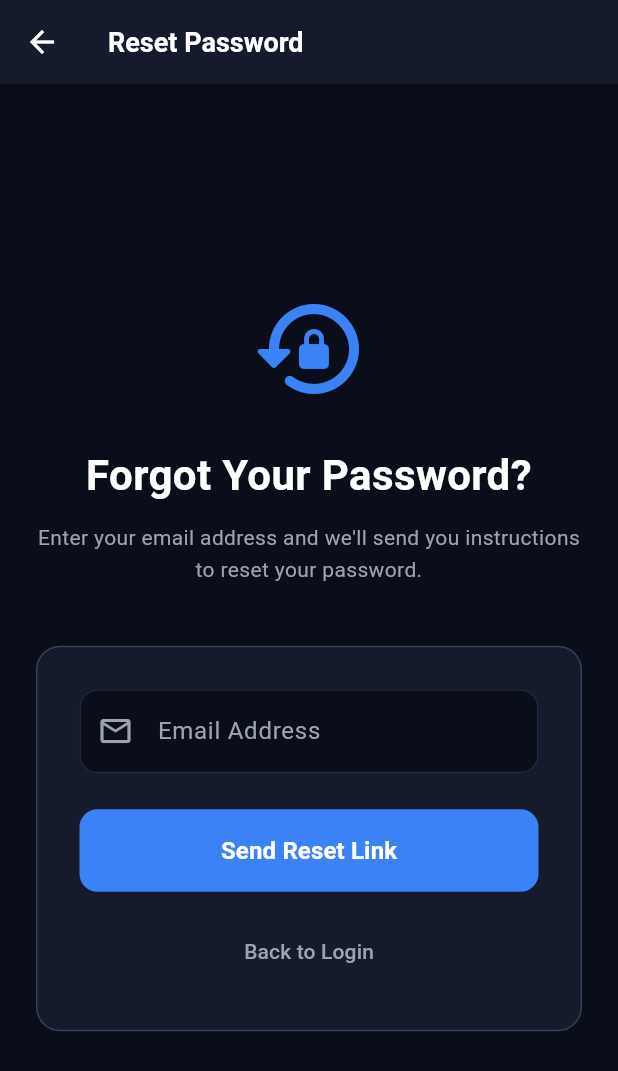
After one commit to TazeenEDil/WarehouseBot-App, a Flutter app: the screen it shows after launch, after a tap on "Forgot Password?", on a phone screen of 412 x 824 dp. The commit adds this screen. Shown: the top 1071 px of the screen. Run offline on Flutter 3.47's test engine with Material 3 defaults, Android fonts, the phone set to English and light mode, and no system bars; our stand-ins replace fl_chart, shared_preferences; network calls fail.

Commit message:
Design updations + forgot screen added

```diff
--- a/warehousebot_app/lib/screens/auth/loginScreen.dart
+++ b/warehousebot_app/lib/screens/auth/loginScreen.dart
@@ -5,6 +5,7 @@ import '../../widgets/bottom_navbar.dart';
 import '../../widgets/app_theme.dart';
 import '../../widgets/gradient_text.dart';
 import '../../widgets/custom_card.dart';
+import 'resetPasswordScreen.dart';
 
 class LoginScreen extends StatefulWidget {
   const LoginScreen({super.key});
@@ -158,8 +159,36 @@ class _LoginScreenState extends State<LoginScreen> {
                       onSubmitted: (_) => loading ? null : loginUser(),
                     ),
 
+                    const SizedBox(height: 12),
+
+                    // Forgot Password Link
+                    Align(
+                      alignment: Alignment.centerRight,
+                      child: TextButton(
+                        onPressed: () {
+                          Navigator.push(
+                            context,
+                            MaterialPageRoute(
+                              builder: (_) => const ResetPasswordScreen(),
+                            ),
+                          );
+                        },
+                        style: TextButton.styleFrom(
+                          padding: const EdgeInsets.symmetric(horizontal: 8, vertical: 4),
+                        ),
+                        child: const Text(
+                          "Forgot Password?",
+                          style: TextStyle(
+                            color: AppTheme.primary,
+                            fontSize: 13,
+                            fontWeight: FontWeight.w600,
+                          ),
+                        ),
+                      ),
+                    ),
+
                     if (badCreds) ...[
-                      const SizedBox(height: 16),
+                      const SizedBox(height: 8),
                       Container(
                         padding: const EdgeInsets.all(12),
                         decoration: BoxDecoration(
--- /dev/null
+++ b/warehousebot_app/lib/screens/auth/resetPasswordScreen.dart
@@ -0,0 +1,303 @@
+import 'package:flutter/material.dart';
+import '../../api_client.dart';
+import '../../widgets/app_theme.dart';
+import '../../widgets/gradient_text.dart';
+import '../../widgets/custom_card.dart';
+
+class ResetPasswordScreen extends StatefulWidget {
+  const ResetPasswordScreen({super.key});
+
+  @override
+  State<ResetPasswordScreen> createState() => _ResetPasswordScreenState();
+}
+
+class _ResetPasswordScreenState extends State<ResetPasswordScreen> {
+  final TextEditingController emailController = TextEditingController();
+  bool loading = false;
+  bool requestSent = false;
+  String? errorMessage;
+
+  Future<void> sendResetRequest() async {
+    if (emailController.text.trim().isEmpty) {
+      setState(() {
+        errorMessage = "Please enter your email address";
+      });
+      return;
+    }
+
+    setState(() {
+      loading = true;
+      errorMessage = null;
+    });
+
+    try {
+      final res = await ApiClient.post("/auth/reset-password", {
+        "email": emailController.text.trim(),
+      });
+
+      if (mounted) {
+        if (res["success"] == true) {
+          setState(() {
+            requestSent = true;
+            loading = false;
+          });
+        } else {
+          setState(() {
+            errorMessage = res["message"] ?? "Failed to send reset link";
+            loading = false;
+          });
+        }
+      }
+    } catch (e) {
+      print("Reset password error: $e");
+      if (mounted) {
+        setState(() {
+          errorMessage = "Unable to process request. Please try again.";
+          loading = false;
+        });
+      }
+    }
+  }
+
+  @override
+  void dispose() {
+    emailController.dispose();
+    super.dispose();
+  }
+
+  @override
+  Widget build(BuildContext context) {
+    return Scaffold(
+      backgroundColor: AppTheme.background,
+      appBar: AppBar(
+        backgroundColor: AppTheme.surface,
+        elevation: 0,
+        leading: IconButton(
+          icon: const Icon(Icons.arrow_back, color: AppTheme.textPrimary),
+          onPressed: () => Navigator.pop(context),
+        ),
+        title: const Text(
+          "Reset Password",
+          style: TextStyle(
+            color: AppTheme.textPrimary,
+            fontSize: 18,
+            fontWeight: FontWeight.bold,
+          ),
+        ),
+      ),
+      body: Center(
+        child: SingleChildScrollView(
+          padding: const EdgeInsets.symmetric(horizontal: 24),
+          child: Column(
+            mainAxisAlignment: MainAxisAlignment.center,
+            children: [
+              Icon(
+                requestSent ? Icons.mark_email_read_rounded : Icons.lock_reset_rounded,
+                size: 80,
+                color: requestSent ? AppTheme.success : AppTheme.primary,
+              ),
+              const SizedBox(height: 24),
+
+              if (!requestSent) ...[
+                const Text(
+                  "Forgot Your Password?",
+                  style: TextStyle(
+                    fontSize: 28,
+                    fontWeight: FontWeight.bold,
+                    color: AppTheme.textPrimary,
+                  ),
+                  textAlign: TextAlign.center,
+                ),
+                const SizedBox(height: 12),
+                const Text(
+                  "Enter your email address and we'll send you instructions to reset your password.",
+                  style: TextStyle(
+                    fontSize: 14,
+                    color: AppTheme.textSecondary,
+                    height: 1.5,
+                  ),
+                  textAlign: TextAlign.center,
+                ),
+              ] else ...[
+                const Text(
+                  "Check Your Email",
+                  style: TextStyle(
+                    fontSize: 28,
+                    fontWeight: FontWeight.bold,
+                    color: AppTheme.textPrimary,
+                  ),
+                  textAlign: TextAlign.center,
+                ),
+                const SizedBox(height: 12),
+                Text(
+                  "We've sent password reset instructions to\n${emailController.text.trim()}",
+                  style: const TextStyle(
+                    fontSize: 14,
+                    color: AppTheme.textSecondary,
+                    height: 1.5,
+                  ),
+                  textAlign: TextAlign.center,
+                ),
+              ],
+
+              const SizedBox(height: 40),
+
+              if (!requestSent)
+                CustomCard(
+                  padding: const EdgeInsets.all(28),
+                  backgroundColor: AppTheme.surface,
+                  borderColor: AppTheme.borderLight,
+                  child: Column(
+                    crossAxisAlignment: CrossAxisAlignment.stretch,
+                    children: [
+                      TextField(
+                        controller: emailController,
+                        style: const TextStyle(color: AppTheme.textPrimary),
+                        keyboardType: TextInputType.emailAddress,
+                        decoration: InputDecoration(
+                          labelText: "Email Address",
+                          labelStyle: const TextStyle(color: AppTheme.textSecondary),
+                          prefixIcon: const Icon(
+                            Icons.email_outlined,
+                            color: AppTheme.textSecondary,
+                          ),
+                          filled: true,
+                          fillColor: AppTheme.background,
+                          enabledBorder: OutlineInputBorder(
+                            borderSide: const BorderSide(color: AppTheme.borderColor),
+                            borderRadius: BorderRadius.circular(12),
+                          ),
+                          focusedBorder: OutlineInputBorder(
+                            borderSide: const BorderSide(color: AppTheme.primary, width: 2),
+                            borderRadius: BorderRadius.circular(12),
+                          ),
+                        ),
+                        onSubmitted: (_) => loading ? null : sendResetRequest(),
+                      ),
+
+                      if (errorMessage != null) ...[
+                        const SizedBox(height: 16),
+                        Container(
+                          padding: const EdgeInsets.all(12),
+                          decoration: BoxDecoration(
+                            color: AppTheme.error.withOpacity(0.1),
+                            borderRadius: BorderRadius.circular(8),
+                            border: Border.all(color: AppTheme.error.withOpacity(0.3)),
+                          ),
+                          child: Row(
+                            children: [
+                              const Icon(Icons.error_outline, color: AppTheme.error, size: 20),
+                              const SizedBox(width: 8),
+                              Expanded(
+                                child: Text(
+                                  errorMessage!,
+                                  style: const TextStyle(
+                                    color: AppTheme.error,
+                                    fontSize: 13,
+                                  ),
+                                ),
+                              ),
+                            ],
+                          ),
+                        ),
+                      ],
+
+                      const SizedBox(height: 24),
+
+                      ElevatedButton(
+                        onPressed: loading ? null : sendResetRequest,
+                        style: ElevatedButton.styleFrom(
+                          backgroundColor: AppTheme.primary,
+                          disabledBackgroundColor: AppTheme.primary.withOpacity(0.5),
+                          padding: const EdgeInsets.symmetric(vertical: 16),
+                          shape: RoundedRectangleBorder(
+                            borderRadius: BorderRadius.circular(12),
+                          ),
+                          elevation: 0,
+                        ),
+                        child: loading
+                            ? const SizedBox(
+                                height: 20,
+                                width: 20,
+                                child: CircularProgressIndicator(
+                                  color: Colors.white,
+                                  strokeWidth: 2,
+                                ),
+                              )
+                            : const Text(
+                                "Send Reset Link",
+                                style: TextStyle(
+                                  fontSize: 16,
+                                  fontWeight: FontWeight.w600,
+                                  color: Colors.white,
+                                ),
+                              ),
+                      ),
+
+                      const SizedBox(height: 16),
+
+                      TextButton(
+                        onPressed: () => Navigator.pop(context),
+                        child: const Text(
+                          "Back to Login",
+                          style: TextStyle(
+                            color: AppTheme.textSecondary,
+                            fontSize: 14,
+                          ),
+                        ),
+                      ),
+                    ],
+                  ),
+                )
+              else
+                Column(
+                  children: [
+                    CustomCard(
+                      padding: const EdgeInsets.all(20),
+                      backgroundColor: AppTheme.success.withOpacity(0.1),
+                      borderColor: AppTheme.success.withOpacity(0.3),
+                      child: const Row(
+                        children: [
+                          Icon(Icons.info_outline, color: AppTheme.success, size: 20),
+                          SizedBox(width: 12),
+                          Expanded(
+                            child: Text(
+                              "Didn't receive the email? Check your spam folder or try again.",
+                              style: TextStyle(
+                                color: AppTheme.success,
+                                fontSize: 13,
+                              ),
+                            ),
+                          ),
+                        ],
+                      ),
+                    ),
+                    const SizedBox(height: 24),
+                    ElevatedButton(
+                      onPressed: () => Navigator.pop(context),
+                      style: ElevatedButton.styleFrom(
+                        backgroundColor: AppTheme.primary,
+                        padding: const EdgeInsets.symmetric(horizontal: 48, vertical: 16),
+                        shape: RoundedRectangleBorder(
+                          borderRadius: BorderRadius.circular(12),
+                        ),
+                        elevation: 0,
+                      ),
+                      child: const Text(
+                        "Return to Login",
+                        style: TextStyle(
+                          fontSize: 16,
+                          fontWeight: FontWeight.w600,
+                          color: Colors.white,
+                        ),
+                      ),
+                    ),
+                  ],
+                ),
+            ],
+          ),
+        ),
+      ),
+    );
+  }
+}
--- a/warehousebot_app/lib/screens/inventory/inventoryScreen.dart
+++ b/warehousebot_app/lib/screens/inventory/inventoryScreen.dart
@@ -1,6 +1,3 @@
-// ============================================================================
-// FILE: inventory_screen.dart
-// ============================================================================
 import 'package:flutter/material.dart';
 import '../../../api_client.dart';
 import '../../helperFunction/tokenStorage.dart';
--- a/warehousebot_app/lib/screens/jobs/jobTrackingScreen.dart
+++ b/warehousebot_app/lib/screens/jobs/jobTrackingScreen.dart
@@ -36,7 +36,7 @@ class _JobTrackingScreenState extends State<JobTrackingScreen> {
         });
       }
     } catch (e) {
-      print("❌ Jobs fetch error: $e");
+      print("Jobs fetch error: $e");
       if (mounted) setState(() => loading = false);
     }
   }
@@ -64,14 +64,10 @@ class _JobTrackingScreenState extends State<JobTrackingScreen> {
       appBar: AppBar(
         backgroundColor: AppTheme.surface,
         elevation: 0,
-        leading: IconButton(
-          icon: const Icon(Icons.arrow_back, color: AppTheme.textPrimary),
-          onPressed: () => Navigator.pop(context),
-        ),
         title: const Text(
           "Job Tracking",
           style: TextStyle(
-            color: AppTheme.textPrimary,
+            color: AppTheme.primary,
             fontSize: 20,
             fontWeight: FontWeight.bold,
           ),
@@ -152,7 +148,7 @@ class _JobTrackingScreenState extends State<JobTrackingScreen> {
                       Container(
                         padding: const EdgeInsets.symmetric(horizontal: 8, vertical: 4),
                         decoration: BoxDecoration(
-                          color: AppTheme.warning.withOpacity(0.1),
+                          color: AppTheme.warning.withValues(),
                           borderRadius: BorderRadius.circular(6),
                         ),
                         child: Text(
--- a/warehousebot_app/lib/screens/orders/ordersScreen.dart
+++ b/warehousebot_app/lib/screens/orders/ordersScreen.dart
@@ -1,6 +1,3 @@
-// ============================================================================
-// FILE: orders_screen.dart
-// ============================================================================
 import 'package:flutter/material.dart';
 import '../../api_client.dart';
 import '../../helperFunction/tokenStorage.dart';
--- a/warehousebot_app/pubspec.yaml
+++ b/warehousebot_app/pubspec.yaml
@@ -40,6 +40,7 @@ dependencies:
   shared_preferences: ^2.5.3
   webview_flutter: ^4.8.0
   fl_chart: ^0.69.0
+
 
 
 dev_dependencies:
```
